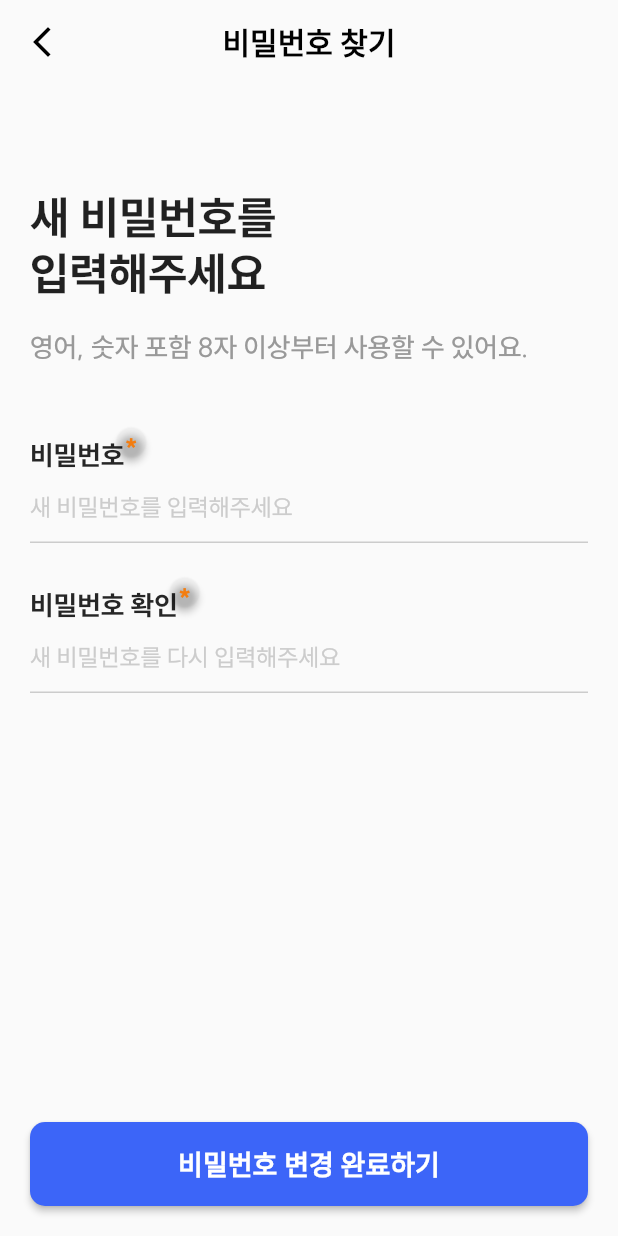
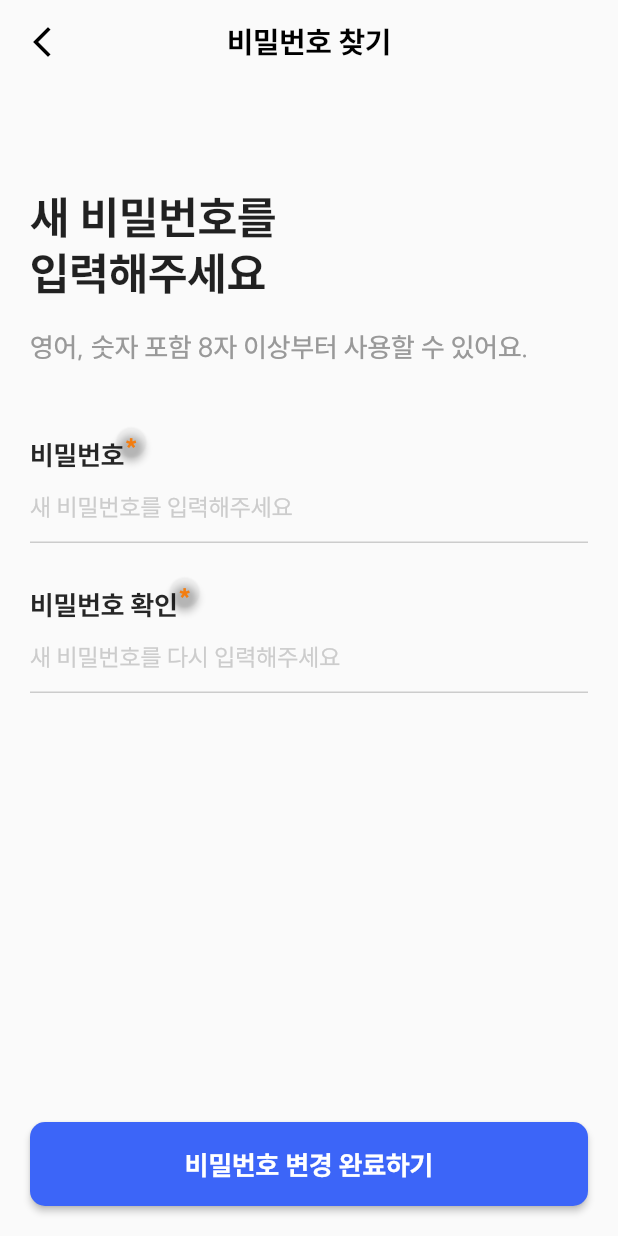
Before and after one commit to buildin-official/ITNun-Flutter, a Flutter app: the PasswordFindNewView screen opened by its route, on a phone screen of 412 x 824 dp. Run offline on Flutter 3.47's test engine with Material 2 defaults, Android fonts, the phone set to English and light mode, and no system bars; drawn by our look-alikes of badges; our stand-ins replace flutter_hooks, get_it, go_router, injectable; project files that could hold a hidden picture were left out.

Commit message:
chore: change unapplied font

```diff
--- a/lib/common/theme.dart
+++ b/lib/common/theme.dart
@@ -16,7 +16,7 @@ final theme = ThemeData(
       shape: RoundedRectangleBorder(
         borderRadius: BorderRadius.circular(10),
       ),
-      textStyle: const TextStyle(fontSize: 18, fontWeight: FontWeight.bold),
+      textStyle: const TextStyle(fontSize: 18, fontWeight: FontWeight.bold, fontFamily: "SUIT"),
     ),
   ),
   appBarTheme: const AppBarTheme(
@@ -25,6 +25,7 @@ final theme = ThemeData(
     elevation: 0,
     titleTextStyle: TextStyle(
       fontSize: 20,
+      fontFamily: "SUIT",
       fontWeight: FontWeight.bold,
       color: Colors.black,
     ),
@@ -38,6 +39,7 @@ final theme = ThemeData(
       ),
       textStyle: const TextStyle(
         fontSize: 18,
+        fontFamily: "SUIT",
         fontWeight: FontWeight.bold,
       ),
       shape: RoundedRectangleBorder(
@@ -52,11 +54,13 @@ final theme = ThemeData(
     focusedErrorBorder: _inputBorder,
     hintStyle: TextStyle(
       fontSize: 16,
+      fontFamily: "SUIT",
       color: Palette.text.shade400,
     ),
     errorStyle: TextStyle(
       color: Palette.negative.shade400,
       fontSize: 12,
+      fontFamily: "SUIT",
       fontWeight: FontWeight.w500,
     ),
   ),
```
